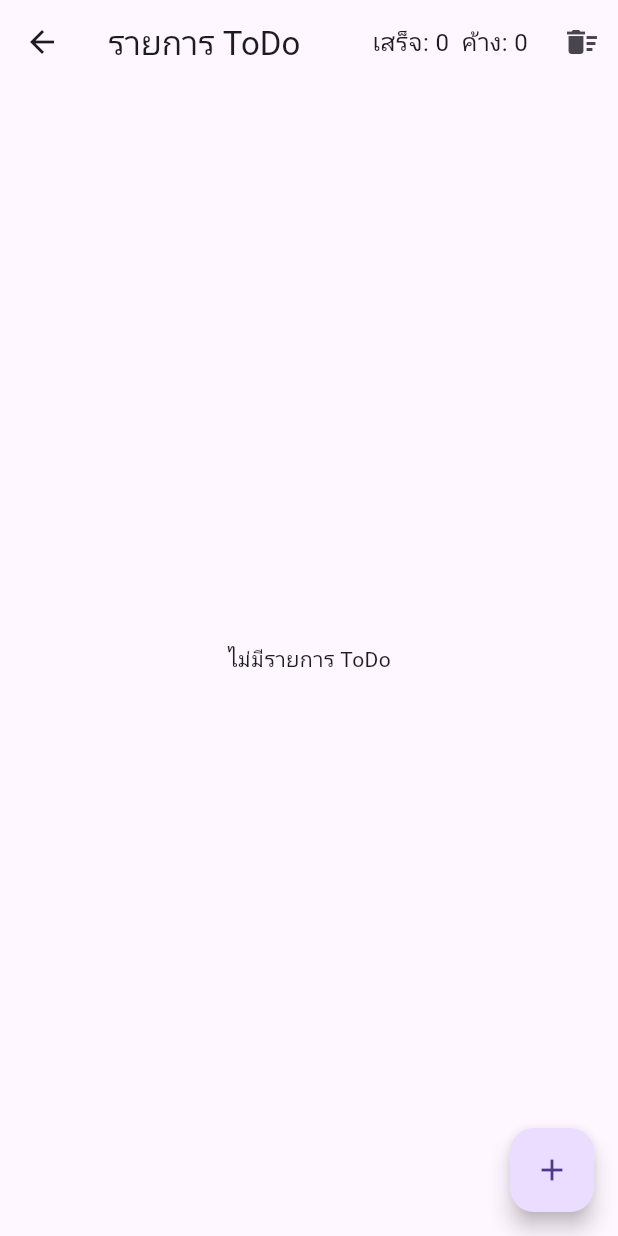
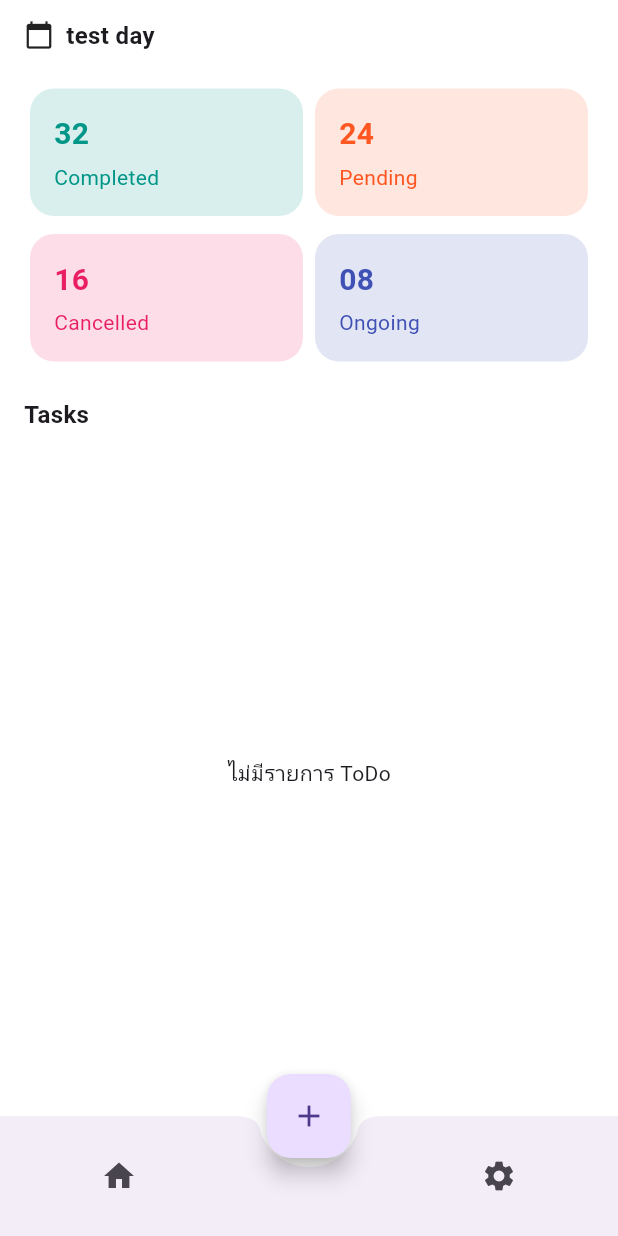
Before and after one commit to SSmikey/Flutter_todo_list, a Flutter app: the HomePage screen opened by its route, on a phone screen of 412 x 824 dp. Run offline on Flutter 3.47's test engine with Material 3 defaults, Android fonts, the phone set to English and light mode, and no system bars; our stand-ins replace get, get_storage; accounts and stored records are empty.

Commit message:
add_homepage

```diff
--- a/lib/app/views/home_page.dart
+++ b/lib/app/views/home_page.dart
@@ -31,8 +31,14 @@ class HomePage extends StatelessWidget {
           child: Column(
             mainAxisSize: MainAxisSize.min,
             children: [
-              TextField(controller: titleC, decoration: const InputDecoration(labelText: 'หัวข้อ')),
-              TextField(controller: categoryC, decoration: const InputDecoration(labelText: 'หมวดหมู่')),
+              TextField(
+                controller: titleC,
+                decoration: const InputDecoration(labelText: 'หัวข้อ'),
+              ),
+              TextField(
+                controller: categoryC,
+                decoration: const InputDecoration(labelText: 'หมวดหมู่'),
+              ),
               const SizedBox(height: 10),
               Row(
                 children: [
@@ -56,7 +62,10 @@ class HomePage extends StatelessWidget {
           ),
         ),
         actions: [
-          TextButton(onPressed: () => Navigator.pop(context), child: const Text('ยกเลิก')),
+          TextButton(
+            onPressed: () => Navigator.pop(context),
+            child: const Text('ยกเลิก'),
+          ),
           ElevatedButton(
             onPressed: () {
               final title = titleC.text.trim();
@@ -77,48 +86,149 @@ class HomePage extends StatelessWidget {
     );
   }
 
+  Widget _buildStatBox(String count, String label, Color color) {
+    return Expanded(
+      child: Container(
+        margin: const EdgeInsets.symmetric(horizontal: 4),
+        padding: const EdgeInsets.all(16),
+        decoration: BoxDecoration(
+          color: color.withOpacity(0.15),
+          borderRadius: BorderRadius.circular(16),
+        ),
+        child: Column(
+          crossAxisAlignment: CrossAxisAlignment.start,
+          children: [
+            Text(
+              count,
+              style: TextStyle(fontSize: 20, fontWeight: FontWeight.bold, color: color),
+            ),
+            const SizedBox(height: 4),
+            Text(label, style: TextStyle(color: color)),
+          ],
+        ),
+      ),
+    );
+  }
+
   @override
   Widget build(BuildContext context) {
     return Scaffold(
-      appBar: AppBar(
-        title: const Text('รายการ ToDo'),
-        actions: [
-          Obx(() => Padding(
-                padding: const EdgeInsets.symmetric(horizontal: 12),
-                child: Center(
-                  child: Text(
-                    'เสร็จ: ${controller.doneCount}  ค้าง: ${controller.pendingCount}',
-                    style: const TextStyle(fontSize: 16),
+      backgroundColor: Colors.white,
+      body: SafeArea(
+        child: Padding(
+          padding: const EdgeInsets.symmetric(horizontal: 16.0, vertical: 12),
+          child: Column(
+            crossAxisAlignment: CrossAxisAlignment.start,
+            children: [
+              // Header
+              Row(
+                mainAxisAlignment: MainAxisAlignment.spaceBetween,
+                children: const [
+                  Row(
+                    children: [
+                      Icon(Icons.calendar_today, size: 20),
+                      SizedBox(width: 8),
+                      Text(
+                        "test day",
+                        style: TextStyle(fontSize: 16, fontWeight: FontWeight.bold),
+                      ),
+                    ],
                   ),
-                ),
-              )),
-          IconButton(
-            icon: const Icon(Icons.delete_sweep),
-            tooltip: 'ล้างทั้งหมด',
-            onPressed: () {
-              controller.clearAll();
-            },
+                ],
+              ),
+              const SizedBox(height: 24),
+
+              // Statistics Grid
+              Column(
+                children: [
+                  Row(
+                    children: [
+                      _buildStatBox("32", "Completed", Colors.teal),
+                      _buildStatBox("24", "Pending", Colors.deepOrange),
+                    ],
+                  ),
+                  const SizedBox(height: 12),
+                  Row(
+                    children: [
+                      _buildStatBox("16", "Cancelled", Colors.pink),
+                      _buildStatBox("08", "Ongoing", Colors.indigo),
+                    ],
+                  ),
+                ],
+              ),
+              const SizedBox(height: 24),
+
+              // Tasks header
+              Row(
+                mainAxisAlignment: MainAxisAlignment.spaceBetween,
+                children: const [
+                  Text("Tasks", style: TextStyle(fontWeight: FontWeight.bold, fontSize: 16)),
+                ],
+              ),
+              const SizedBox(height: 12),
+
+              // Tasks List
+              Expanded(
+                child: Obx(() {
+                  if (controller.todos.isEmpty) {
+                    return const Center(child: Text('ไม่มีรายการ ToDo'));
+                  }
+                  return ListView.separated(
+                    itemCount: controller.todos.length,
+                    separatorBuilder: (_, __) => const Divider(height: 1),
+                    itemBuilder: (_, index) {
+                      final todo = controller.todos[index];
+                      return Padding(
+                        padding: const EdgeInsets.symmetric(vertical: 4.0),
+                        child: TodoCard(todo: todo),
+                      );
+                    },
+                  );
+                }),
+              ),
+            ],
           ),
-        ],
+        ),
       ),
-      body: Obx(() {
-        if (controller.todos.isEmpty) {
-          return const Center(child: Text('ไม่มีรายการ ToDo'));
-        }
-        return ListView.builder(
-          itemCount: controller.todos.length,
-          itemBuilder: (_, index) {
-            final todo = controller.todos[index];
-            return TodoCard(
-              todo: todo,
-            );
-          },
-        );
-      }),
+
+      // Add Button
+      floatingActionButtonLocation: FloatingActionButtonLocation.centerDocked,
       floatingActionButton: FloatingActionButton(
         onPressed: () => _showAddOrEditDialog(context),
-        tooltip: 'เพิ่มรายการ ToDo',
         child: const Icon(Icons.add),
+      ),
+
+      // Bottom Navigation Bar
+      bottomNavigationBar: BottomAppBar(
+        shape: const CircularNotchedRectangle(),
+        notchMargin: 6.0,
+        child: Row(
+          mainAxisAlignment: MainAxisAlignment.spaceAround,
+          children: [
+            IconButton(
+               icon: const Icon(Icons.home),
+               onPressed: () {
+                  Get.snackbar(
+                    "ยังไม่รองรับ",
+                    "หน้านี้ยังไม่เปิดใช้งาน",
+                    snackPosition: SnackPosition.BOTTOM,
+                    duration: const Duration(seconds: 2),
+                  );
+              },
+            ),
+            const SizedBox(width: 48), // Space for FAB
+            IconButton(
+              icon: const Icon(Icons.settings),
+              onPressed: () {
+                Get.snackbar(
+                  "ยังไม่รองรับ",
+                  "หน้านี้ยังไม่เปิดใช้งาน",
+                  snackPosition: SnackPosition.BOTTOM,
+                );
+              },
+            ),
+          ],
+        ),
       ),
     );
   }
```
